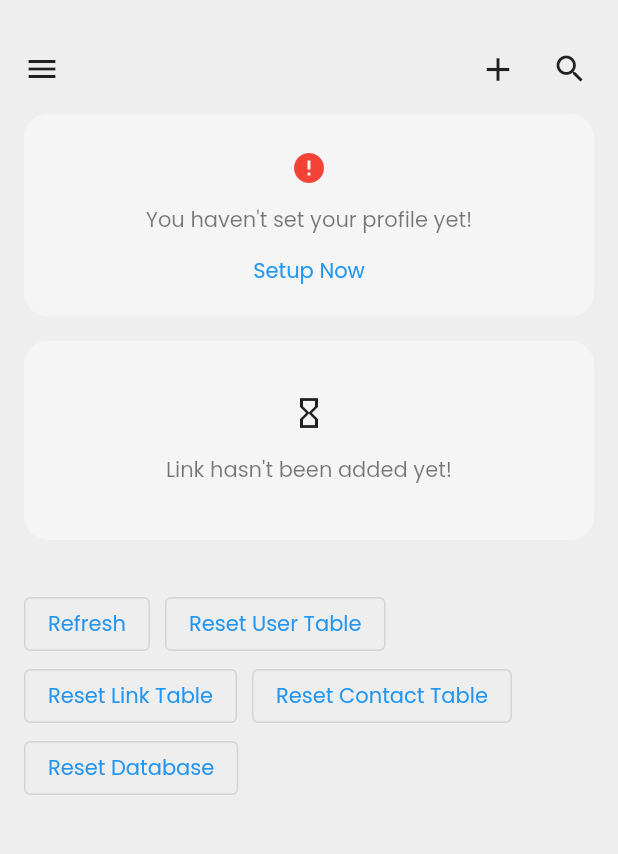
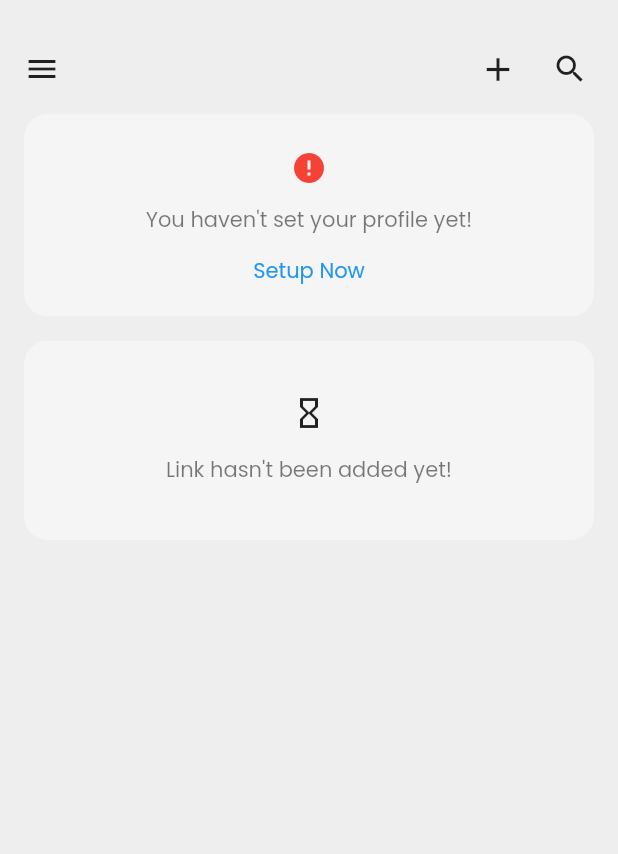
Before and after one commit to BishalTamangDev/linklocker_flutter, a Flutter app: the screen it shows after launch, on a phone screen of 412 x 824 dp, the part 276-1130 px from its top. Run offline on Flutter 3.47's test engine with Material 3 defaults, Android fonts, the phone set to English and light mode, and no system bars; our stand-ins replace go_router, image_picker, qr_flutter, share_plus, sqflite; accounts and stored records are empty.

Commit message:
bottom nav widgets slight modification, contact sharing data error solved

```diff
--- a/lib/features/data/source/local/local_data_source.dart
+++ b/lib/features/data/source/local/local_data_source.dart
@@ -327,6 +327,7 @@ class LocalDataSource {
 
   //   get grouped links
   Future<List<Map<String, dynamic>>> getGroupedLinks() async {
+    await Future.delayed(const Duration(seconds: 1));
     // database
     Database tempDb = await getDb();
 
--- a/lib/features/presentation/home/home_page.dart
+++ b/lib/features/presentation/home/home_page.dart
@@ -24,6 +24,7 @@ class HomePage extends StatefulWidget {
 
 class _HomePageState extends State<HomePage> with WidgetsBindingObserver {
   // variables
+  bool developerMode = false;
   bool hide = false;
   var userModel = UserModel();
   var localDataSource = LocalDataSource.getInstance();
@@ -74,14 +75,12 @@ class _HomePageState extends State<HomePage> with WidgetsBindingObserver {
     if (state == AppLifecycleState.resumed) {
       setState(() {
         hide = false;
-        _refreshUserData();
+        // _refreshUserData();
         _refreshLinkList();
-        _refreshContactList();
       });
     } else if (state == AppLifecycleState.paused ||
         state == AppLifecycleState.hidden ||
         state == AppLifecycleState.inactive) {
-      developer.log("Resume to refresh!");
       setState(() {
         hide = false;
       });
@@ -261,10 +260,13 @@ class _HomePageState extends State<HomePage> with WidgetsBindingObserver {
                                             'contacts': userData['contacts'],
                                           };
 
+                                          var contact = userData['contacts'][0];
+
                                           var qrData = {
-                                            'contacts': userData['contacts'],
                                             'email_address': userModel.getEmail,
                                             'name': userModel.getName,
+                                            'contact':
+                                                "${AppFunctions.getCountryCode(contact['country'])} ${contact['contact']}",
                                           };
 
                                           return Column(
@@ -360,8 +362,6 @@ class _HomePageState extends State<HomePage> with WidgetsBindingObserver {
                                     if (snapshot.data!.isEmpty) {
                                       return EmptyLinksWidget();
                                     } else {
-                                      developer
-                                          .log("All data :: ${snapshot.data}");
                                       return Column(
                                         spacing: 16.0,
                                         crossAxisAlignment:
@@ -486,7 +486,9 @@ class _HomePageState extends State<HomePage> with WidgetsBindingObserver {
                             const SizedBox(),
 
                             // reset tables
-                            Wrap(
+                            !developerMode
+                                ? SizedBox()
+                                : Wrap(
                                     spacing: 10.0,
                                     // runSpacing: 10.0,
                                     children: [
@@ -503,8 +505,8 @@ class _HomePageState extends State<HomePage> with WidgetsBindingObserver {
                                       // reset user table
                                       OutlinedButton(
                                         onPressed: () async {
-                                    bool response =
-                                        await localDataSource.resetUserTable();
+                                          bool response = await localDataSource
+                                              .resetUserTable();
 
                                           if (response) {
                                             _refreshUserData();
@@ -516,7 +518,8 @@ class _HomePageState extends State<HomePage> with WidgetsBindingObserver {
                                       // reset link table
                                       OutlinedButton(
                                         onPressed: () async {
-                                    await localDataSource.resetLinkTable();
+                                          await localDataSource
+                                              .resetLinkTable();
 
                                           if (mounted) {
                                             _refreshLinkList();
@@ -528,9 +531,11 @@ class _HomePageState extends State<HomePage> with WidgetsBindingObserver {
                                       // reset contact table
                                       OutlinedButton(
                                         onPressed: () async {
-                                    await localDataSource.resetContactTable();
+                                          await localDataSource
+                                              .resetContactTable();
                                         },
-                                  child: const Text("Reset Contact Table"),
+                                        child:
+                                            const Text("Reset Contact Table"),
                                       ),
 
                                       //   reset database
--- a/lib/features/presentation/link/view/view_link_page.dart
+++ b/lib/features/presentation/link/view/view_link_page.dart
@@ -375,7 +375,7 @@ class _ViewLinkPageState extends State<ViewLinkPage> {
 
       // bottom actions
       bottomNavigationBar: Container(
-        color: themeContext.canvasColor,
+        color: colorScheme.surface,
         width: mediaQuery.size.width,
         child: Padding(
           padding: const EdgeInsets.all(16.0),
```
Also changed, not shown: lib/features/presentation/profile/view_profile_page.dart (+17 -10 lines). Lines whose indentation alone changed are shown as unchanged.
